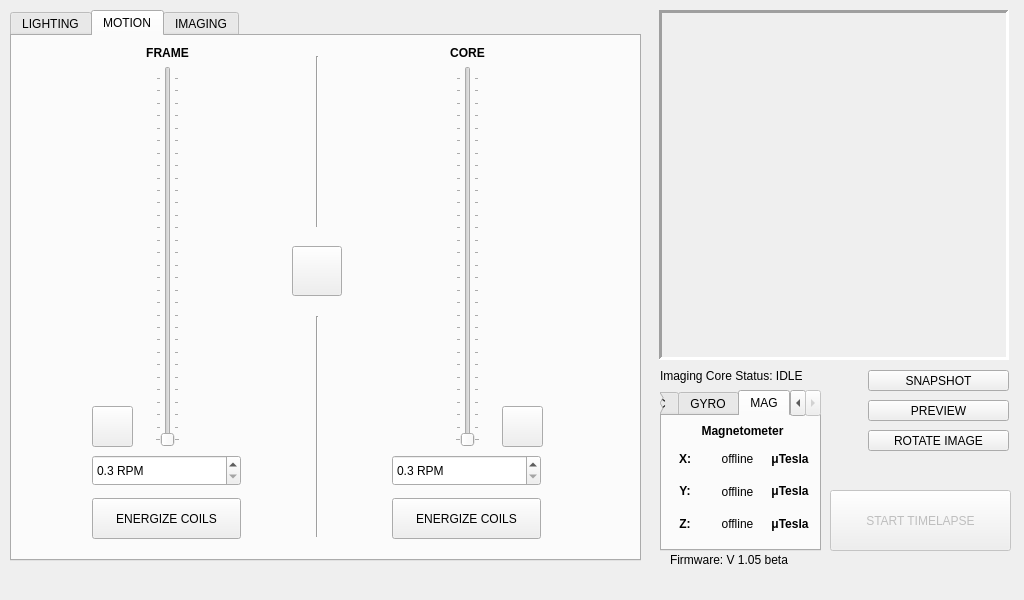
This is _ui/Clinostat.ui in CoCl-Jerry/SciSpin_Max_Dev as Qt 5 draws it before an edit. The edited form follows.
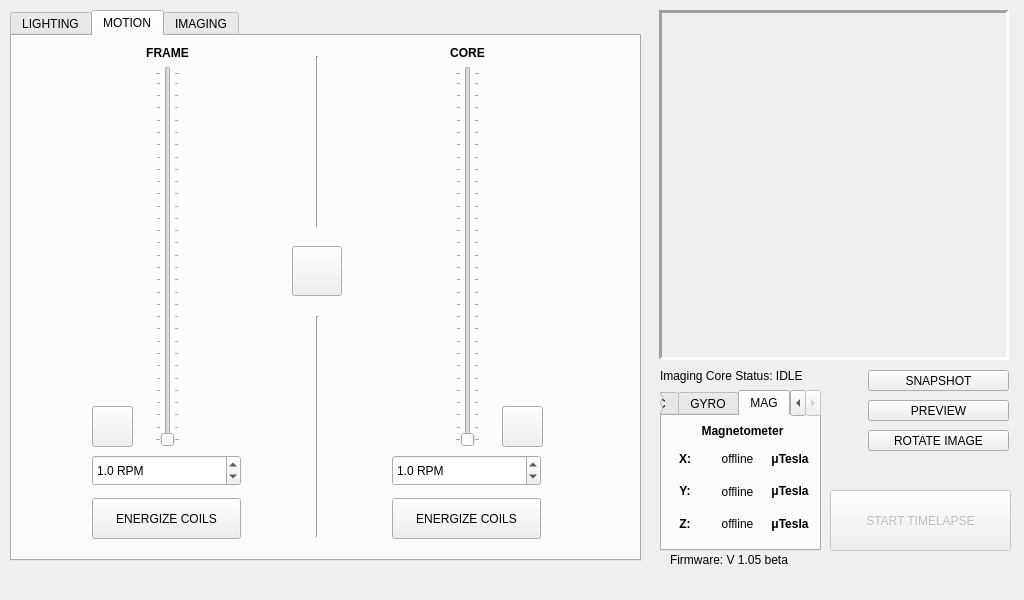
This is the edited form. The open tabs and pages were chosen to show the change. Icons and pictures are not drawn.

Patch:
```diff
--- a/_ui/Clinostat.ui
+++ b/_ui/Clinostat.ui
@@ -553,7 +553,7 @@
        <item alignment="Qt::AlignHCenter">
         <widget class="QSlider" name="frame_verticalSlider">
          <property name="minimum">
-          <number>3</number>
+          <number>1</number>
          </property>
          <property name="maximum">
           <number>150</number>
@@ -594,7 +594,7 @@
        <item alignment="Qt::AlignHCenter">
         <widget class="QSlider" name="core_verticalSlider">
          <property name="minimum">
-          <number>3</number>
+          <number>1</number>
          </property>
          <property name="maximum">
           <number>150</number>
@@ -644,7 +644,7 @@
        <number>1</number>
       </property>
       <property name="minimum">
-       <double>0.300000000000000</double>
+       <double>0.100000000000000</double>
       </property>
       <property name="maximum">
        <double>15.000000000000000</double>
@@ -652,6 +652,9 @@
       <property name="singleStep">
        <double>0.100000000000000</double>
       </property>
+      <property name="value">
+       <double>1.000000000000000</double>
+      </property>
      </widget>
      <widget class="QDoubleSpinBox" name="core_spinBox">
       <property name="geometry">
@@ -669,7 +672,7 @@
        <number>1</number>
       </property>
       <property name="minimum">
-       <double>0.300000000000000</double>
+       <double>0.100000000000000</double>
       </property>
       <property name="maximum">
        <double>15.000000000000000</double>
@@ -677,6 +680,9 @@
       <property name="singleStep">
        <double>0.100000000000000</double>
       </property>
+      <property name="value">
+       <double>1.000000000000000</double>
+      </property>
      </widget>
      <widget class="QPushButton" name="coreErgz_pushButton">
       <property name="geometry">
```
Left out of the diff: 2 changed lines with no effect on the pictures.
